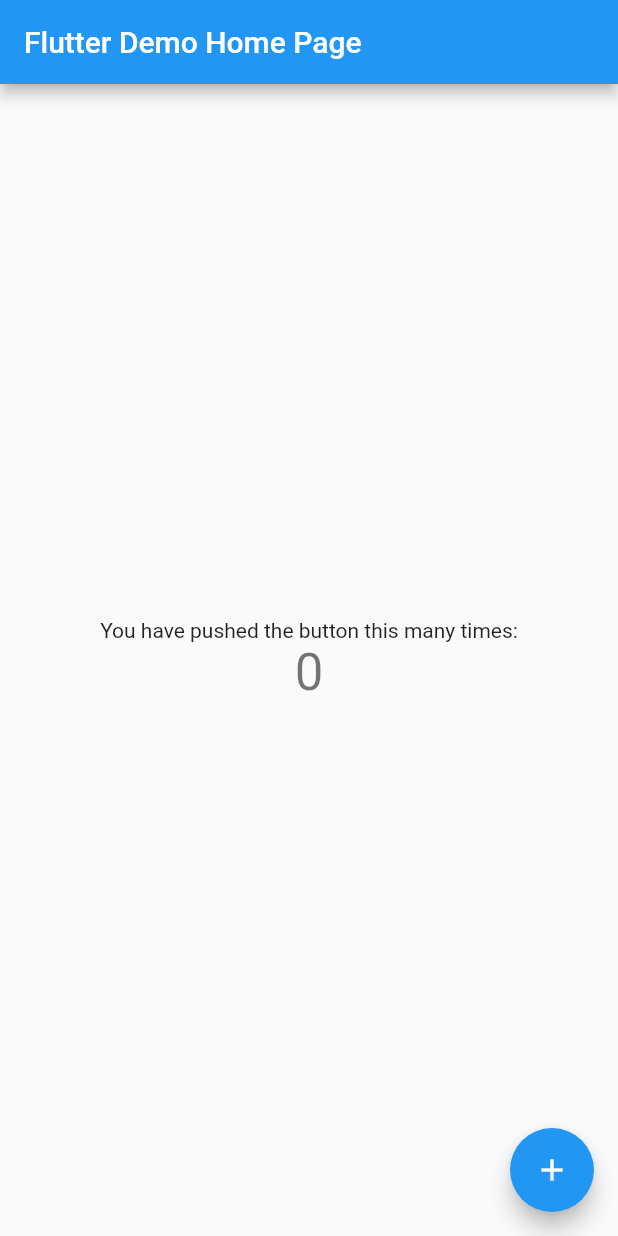
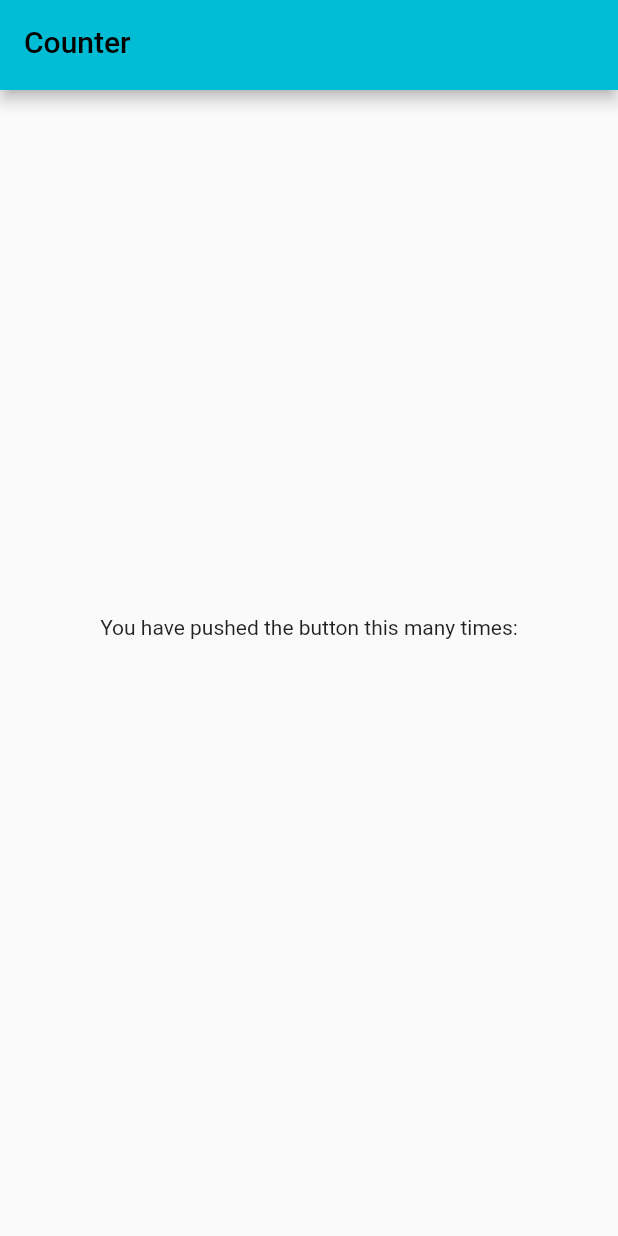
Before and after one commit to Jhon-Giraldo/inheritedWidget, a Flutter app: the screen it shows after launch, on a phone screen of 412 x 824 dp. Run offline on Flutter 3.47's test engine with Material 2 defaults, Android fonts, the phone set to English and light mode, and no system bars.

Commit message:
inheritedWidget applied before counter logic

```diff
--- a/lib/main.dart
+++ b/lib/main.dart
@@ -2,6 +2,30 @@ import 'package:flutter/material.dart';
 
 void main() {
   runApp(const MyApp());
+}
+
+class StateManagerWidget extends InheritedWidget {
+  const StateManagerWidget({
+    super.key,
+    required this.title,
+    required this.counter,
+    required super.child
+  });
+
+  final String title;
+  final int counter;
+
+  static StateManagerWidget? of(BuildContext context) {
+    final StateManagerWidget? result =
+      context.dependOnInheritedWidgetOfExactType<StateManagerWidget>();
+    assert(result != null, 'No StateManagerWidget founded');
+    return result!;
+  }
+
+  @override
+  bool updateShouldNotify(StateManagerWidget oldWidget) {
+    return true;
+  }
 }
 
 class MyApp extends StatelessWidget {
@@ -9,21 +33,22 @@ class MyApp extends StatelessWidget {
 
   @override
   Widget build(BuildContext context) {
-    return MaterialApp(
-      title: 'Flutter Demo',
-      theme: ThemeData(
-
-        primarySwatch: Colors.blue,
+    return StateManagerWidget(
+      title: 'Counter',
+      counter: 0,
+      child: MaterialApp(
+        title: 'Practice app',
+        theme: ThemeData(
+          primarySwatch: Colors.cyan,
+        ),
+        home: const MyHomePage(title: 'Flutter practice App'),
       ),
-      home: const MyHomePage(title: 'Flutter Demo Home Page'),
     );
   }
 }
 
 class MyHomePage extends StatefulWidget {
   const MyHomePage({super.key, required this.title});
-
-
 
   final String title;
 
@@ -36,19 +61,14 @@ class _MyHomePageState extends State<MyHomePage> {
 
   void _incrementCounter() {
     setState(() {
-
       _counter++;
     });
   }
 
   @override
   Widget build(BuildContext context) {
-
     return Scaffold(
-      appBar: AppBar(
-
-        title: Text(widget.title),
-      ),
+      appBar: MyAppBarWidget(myContext: context),
       body: Center(
         child: Column(
           mainAxisAlignment: MainAxisAlignment.center,
@@ -56,18 +76,55 @@ class _MyHomePageState extends State<MyHomePage> {
             const Text(
               'You have pushed the button this many times:',
             ),
-            Text(
-              '$_counter',
-              style: Theme.of(context).textTheme.headline4,
-            ),
+            DisplayCounterWidget(mySecondContext: context),
           ],
         ),
       ),
-      floatingActionButton: FloatingActionButton(
-        onPressed: _incrementCounter,
-        tooltip: 'Increment',
-        child: const Icon(Icons.add),
-      ), //
+      // floatingActionButton: FloatingActionButton(
+      //   onPressed: _incrementCounter,
+      //   tooltip: 'Increment',
+      //   child: const Icon(Icons.add),
+      // ), //
     );
   }
 }
+
+class DisplayCounterWidget extends StatelessWidget {
+  const DisplayCounterWidget({
+    super.key,
+
+    required this.mySecondContext,
+  });
+
+  final BuildContext mySecondContext;
+
+  @override
+  Widget build(BuildContext context) {
+    return MaterialButton(
+      onPressed: (){},
+      child: Text(
+        '',
+        style: Theme.of(context).textTheme.headline4,
+      ),
+    );
+  }
+}
+
+class MyAppBarWidget extends StatelessWidget with PreferredSizeWidget {
+  const MyAppBarWidget({
+    Key? key,
+    required this.myContext,
+  }) : super(key: key);
+
+  final BuildContext myContext;
+
+  @override
+  Widget build(BuildContext context) {
+    return AppBar(
+      title: Text(StateManagerWidget.of(myContext)!.title),
+    );
+  }
+
+  @override
+  Size get preferredSize => Size(double.infinity, 60.0);
+}
```
